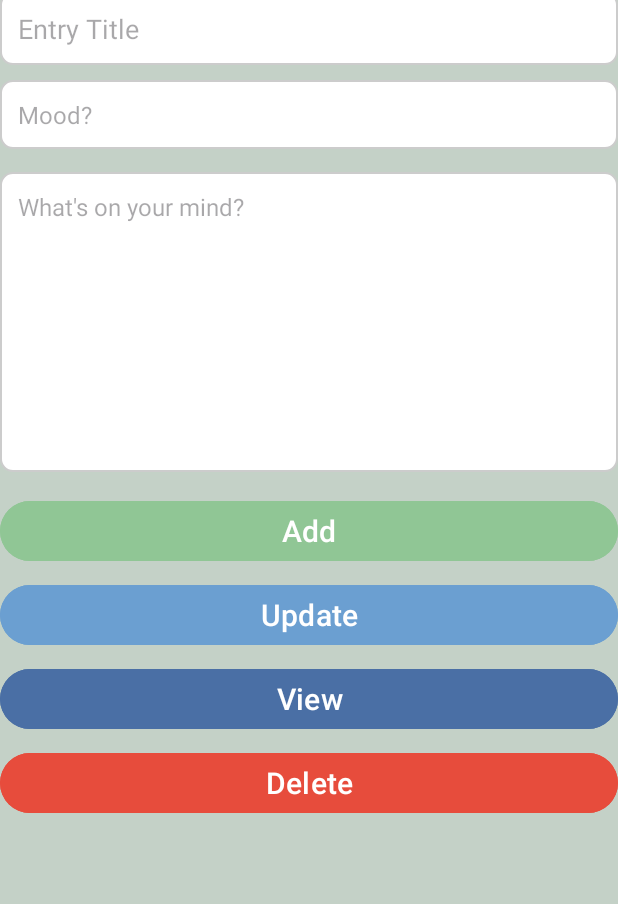
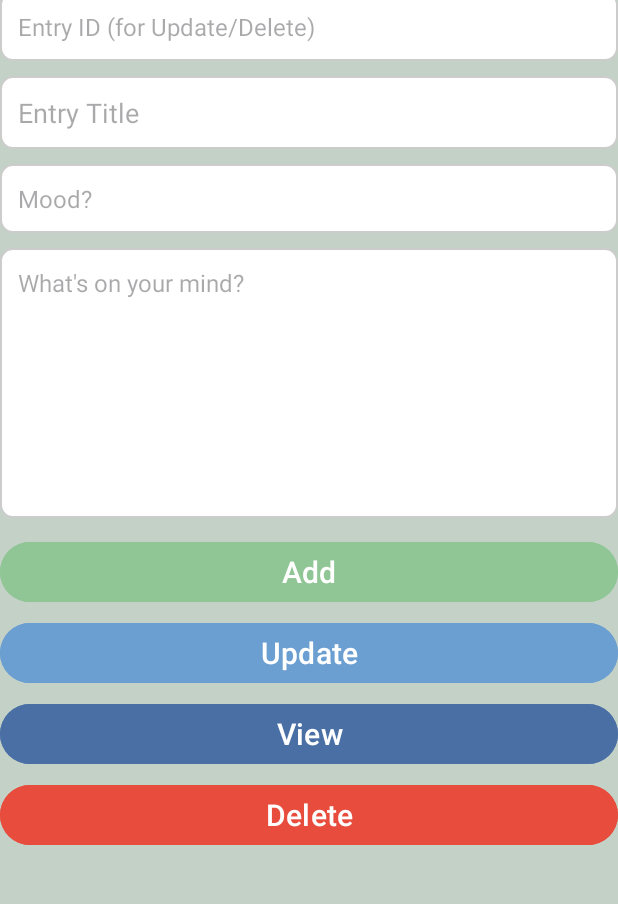
Before and after one commit to ICS2-1D/Journaler, an Android app: the screen it shows after launch (MainActivity), on a phone screen of 412 x 824 dp, the part 113-1017 px from its top. Run offline under Robolectric (Android 15) with nearby library versions, the phone set to English and light mode, and no system bars.

Commit message:
final final touches on the entire app

```diff
--- a/app/src/main/java/com/ics/journaler/MainActivity.java
+++ b/app/src/main/java/com/ics/journaler/MainActivity.java
@@ -27,7 +27,7 @@ public class MainActivity extends AppCompatActivity {
         EdgeToEdge.enable(this);
         setContentView(R.layout.activity_main);
 
-        // Optional: adjust for system bars
+
         ViewCompat.setOnApplyWindowInsetsListener(findViewById(R.id.main), (v, insets) -> {
             Insets systemBars = insets.getInsets(WindowInsetsCompat.Type.systemBars());
             v.setPadding(systemBars.left, systemBars.top, systemBars.right, systemBars.bottom);
--- a/app/src/main/res/layout/activity_main.xml
+++ b/app/src/main/res/layout/activity_main.xml
@@ -23,13 +23,27 @@
         />
 
     <EditText
+        android:id="@+id/entryid"
+        android:layout_width="match_parent"
+        android:layout_height="wrap_content"
+        android:hint="Entry ID (for Update/Delete)"
+        android:textSize="16sp"
+        android:layout_below="@+id/texttitle"
+        android:layout_marginTop="15dp"
+        android:inputType="number"
+        android:maxLines="1"
+        android:background="@drawable/rounded_edittext"
+        android:padding="12dp"
+        />
+
+    <EditText
         android:id="@+id/entrytitle"
         android:layout_width="match_parent"
         android:layout_height="wrap_content"
         android:hint="Entry Title"
         android:textSize="18sp"
-        android:layout_below="@+id/texttitle"
-        android:layout_marginTop="15dp"
+        android:layout_below="@+id/entryid"
+        android:layout_marginTop="10dp"
         android:inputType="textCapSentences"
         android:maxLines="1"
         android:background="@drawable/rounded_edittext"
@@ -53,15 +67,15 @@
     <EditText
         android:id="@+id/entry"
         android:layout_width="match_parent"
-        android:layout_height="200dp"
+        android:layout_height="180dp"
         android:hint="What's on your mind?"
         android:textSize="16sp"
         android:layout_below="@+id/mood"
-        android:layout_marginTop="15dp"
+        android:layout_marginTop="10dp"
         android:inputType="textMultiLine|textCapSentences"
         android:gravity="top|start"
-        android:minLines="8"
-        android:maxLines="12"
+        android:minLines="6"
+        android:maxLines="10"
         android:scrollbars="vertical"
         android:background="@drawable/rounded_edittext"
         android:padding="12dp"
@@ -74,7 +88,7 @@
         android:textSize="20sp"
         android:text="Add"
         android:layout_below="@id/entry"
-        android:layout_marginTop="15dp"
+        android:layout_marginTop="12dp"
         android:backgroundTint="#90C695"
         android:textColor="#FFFFFF"
         />
@@ -86,7 +100,7 @@
         android:textSize="20sp"
         android:text="Update"
         android:layout_below="@id/btnInsert"
-        android:layout_marginTop="8dp"
+        android:layout_marginTop="6dp"
         android:backgroundTint="#6B9FD1"
         android:textColor="#FFFFFF"
         />
@@ -98,7 +112,7 @@
         android:textSize="20sp"
         android:text="View"
         android:layout_below="@id/btnUpdate"
-        android:layout_marginTop="8dp"
+        android:layout_marginTop="6dp"
         android:backgroundTint="#4A6FA5"
         android:textColor="#FFFFFF"
         />
@@ -110,7 +124,7 @@
         android:textSize="20sp"
         android:text="Delete"
         android:layout_below="@id/btnView"
-        android:layout_marginTop="8dp"
+        android:layout_marginTop="6dp"
         android:backgroundTint="#E74C3C"
         android:textColor="#FFFFFF"
         />
```
